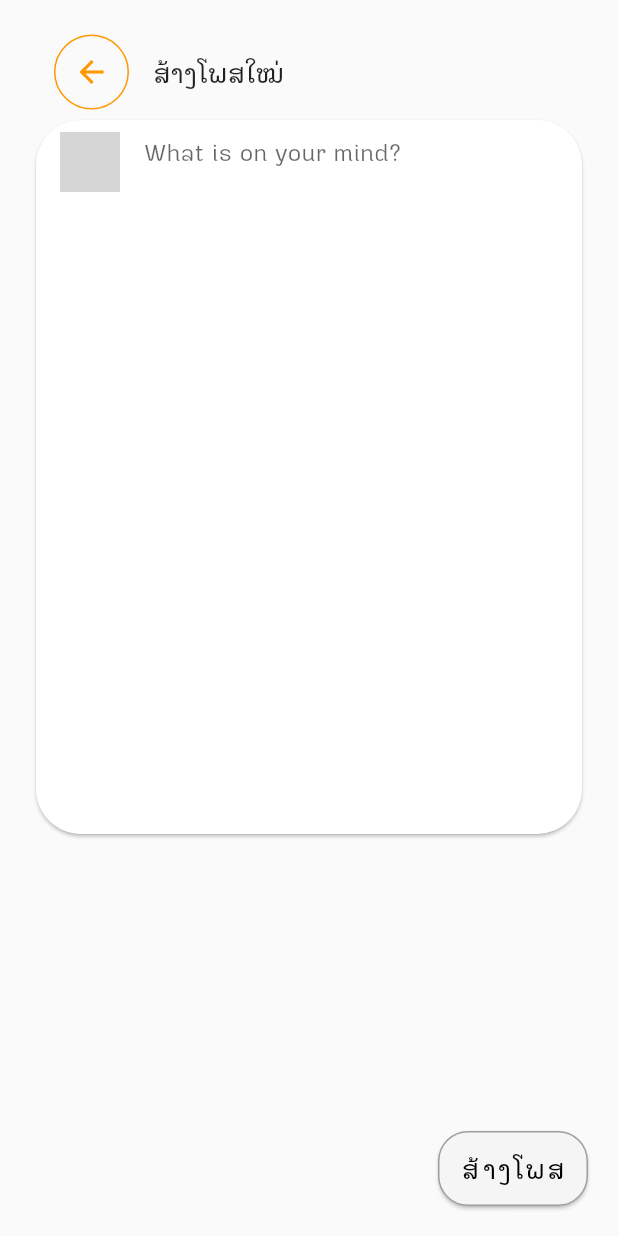
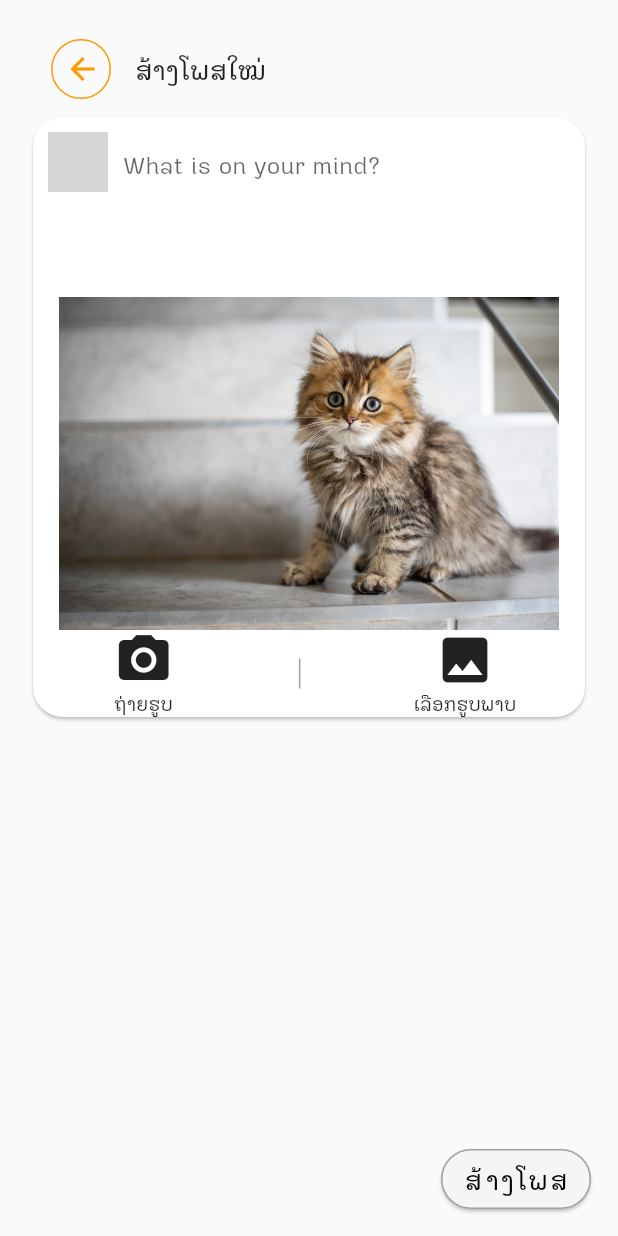
Before and after one commit to Nanthavath/fitfunction, a Flutter app: the BuildPost screen opened directly, on a phone screen of 412 x 824 dp. Run offline on Flutter 3.47's test engine with Material 2 defaults, Android fonts, the phone set to English and light mode, and no system bars; our stand-ins replace cloud_firestore, firebase_auth, firebase_storage; accounts and stored records are empty; network calls fail; grey boxes are pictures that could not be loaded.

```diff
--- a/lib/screens/homePages/postPages/create_post.dart
+++ b/lib/screens/homePages/postPages/create_post.dart
@@ -1,5 +1,7 @@
 import 'package:fitfunction/widgets/backButton.dart';
+import 'package:fitfunction/widgets/buttonLabel.dart';
 import 'package:fitfunction/widgets/submitButton.dart';
+import 'package:flutter/cupertino.dart';
 import 'package:flutter/material.dart';
 
 class BuildPost extends StatefulWidget {
@@ -11,16 +13,46 @@ class _BuildPostState extends State<BuildPost> {
   String urlProfile =
       'https://firebasestorage.googleapis.com/v0/b/fitfunction-8d4d1.appspot.com/o/profiles%2Fprofile.png?alt=media&token=36c01c8f-4ca4-41d5-ac93-b771d9410263';
 
+  Widget takePhoto() {
+    return ButtonLabel(
+      title: 'ຖ່າຍຮູບ',
+      icon: Icon(Icons.photo_camera,size: 40,),
+      onPressed: () {},
+    );
+  }
+
+  Widget pickPhoto() {
+    return ButtonLabel(
+      title: 'ເລືອກຮູບພາບ',
+      icon: Icon(Icons.photo,size: 40,),
+      onPressed: () {},
+    );
+  }
+
   Widget circleAvatars() {
-    return ListTile(
-      leading: CircleAvatar(
+    return Container(
+      height: 100,
+      //color: Colors.orange,
+      margin: EdgeInsets.only(top: 10, left: 10),
+      child: Row(
+        children: <Widget>[
+          Container(
+            //color: Colors.green,
+            height: 100, width: 50,
+            child: Align(
+              alignment: Alignment.topLeft,
+              child: Container(
+                height: 40,
+                width: 40,
+                child: CircleAvatar(
                   backgroundImage: NetworkImage(urlProfile),
-        backgroundColor: Colors.transparent,
                 ),
-      title: SizedBox(
-        height: 30,
-        child: SizedBox(
-          height: 100,
+              ),
+            ),
+          ),
+          Expanded(
+            child: Container(
+              // color: Colors.red,
               child: TextFormField(
                 keyboardType: TextInputType.multiline,
                 maxLines: 10,
@@ -30,6 +62,8 @@ class _BuildPostState extends State<BuildPost> {
                 ),
               ),
             ),
+          )
+        ],
       ),
     );
   }
@@ -39,8 +73,11 @@ class _BuildPostState extends State<BuildPost> {
     return Scaffold(
       body: SafeArea(
         child: Container(
-          margin: EdgeInsets.all(20),
+          margin: EdgeInsets.all(18),
           child: Column(
+            children: <Widget>[
+              Expanded(
+                  child: ListView(
                 children: <Widget>[
                   Align(
                     alignment: Alignment.topLeft,
@@ -50,22 +87,44 @@ class _BuildPostState extends State<BuildPost> {
                         'ສ້າງໂພສໃຫມ່',
                         style: TextStyle(fontSize: 20),
                       ),
-                  )),
-              Expanded(
-                  child: ListView(
-                children: <Widget>[
+                    ),
+                  ),
                   Card(
                       shape: RoundedRectangleBorder(
-                      borderRadius: BorderRadius.circular(30),
+                        borderRadius: BorderRadius.circular(20),
                       ),
                       elevation: 1,
+                      child: Container(
+                        height: 400,
                         child: Column(
-                      children: <Widget>[circleAvatars(),
-                      Container(
-                        height: 420,
-                      )],
+                          children: <Widget>[
+                            circleAvatars(),
+                            Expanded(
+                              child: Container(
+                                margin: EdgeInsets.only(
+                                  top: 10,
+                                ),
+                                child: Image.asset('images/cats.jpg',
+                                    fit: BoxFit.contain),
                               ),
                             ),
+                            Container(
+                              child: Row(
+                                mainAxisAlignment: MainAxisAlignment.spaceAround,
+                                children: <Widget>[
+                                  takePhoto(),
+                                  Container(
+                                    color: Colors.grey,
+                                    height: 20,
+                                    width: 1,
+                                  ),
+                                  pickPhoto(),
+                                ],
+                              ),
+                            ),
+                          ],
+                        ),
+                      )),
                 ],
               )),
               SubmitButton(
--- a/lib/widgets/backButton.dart
+++ b/lib/widgets/backButton.dart
@@ -10,6 +10,7 @@ class MyBackButton extends StatelessWidget {
   Widget build(BuildContext context) {
     assert(debugCheckHasMaterialLocalizations(context));
     return Container(
+      width: 40,
       decoration: BoxDecoration(
         shape: BoxShape.circle,
         border: Border.all(color: color),
--- /dev/null
+++ b/lib/widgets/buttonLabel.dart
@@ -0,0 +1,29 @@
+import 'package:flutter/material.dart';
+
+class ButtonLabel extends StatelessWidget {
+  final Color color;
+  final VoidCallback onPressed;
+  final Icon icon;
+  final String title;
+
+  const ButtonLabel(
+      {Key key,
+      this.color = Colors.orange,
+      this.onPressed,
+      this.icon,
+      this.title})
+      : super(key: key);
+
+  @override
+  Widget build(BuildContext context) {
+    return FlatButton(
+      child: Column(
+        children: <Widget>[
+          icon,
+          Text(title),
+        ],
+      ),
+      onPressed: onPressed,
+    );
+  }
+}
--- a/lib/widgets/submitButton.dart
+++ b/lib/widgets/submitButton.dart
@@ -13,7 +13,7 @@ class SubmitButton extends StatelessWidget {
     return Align(
       alignment: Alignment.bottomRight,
       child: SizedBox(
-        height: 50,
+        height: 40,
         width: 100,
         child: FloatingActionButton(
           elevation: 1,
```
Also changed, not shown: images/cats.jpg (added). Lines whose indentation alone changed are shown as unchanged.
